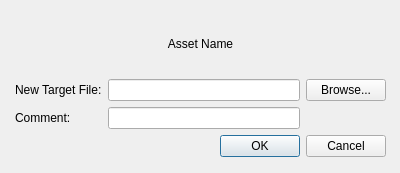
This is scripts/PipelineManagementTools/gui/updateAssetDialog.ui in jw0z96/PipelineManagementTools as Qt 5 draws it before an edit. The edited form follows.
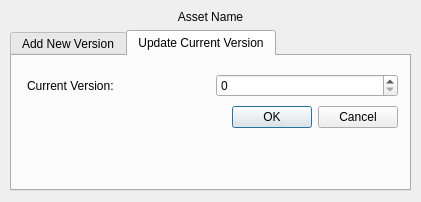
This is the edited form.

Diff of the .ui file:
```diff
--- a/scripts/PipelineManagementTools/gui/updateAssetDialog.ui
+++ b/scripts/PipelineManagementTools/gui/updateAssetDialog.ui
@@ -6,26 +6,23 @@
    <rect>
     <x>0</x>
     <y>0</y>
-    <width>400</width>
-    <height>173</height>
+    <width>421</width>
+    <height>202</height>
    </rect>
   </property>
   <property name="windowTitle">
    <string>Form</string>
   </property>
-  <widget class="QWidget" name="verticalLayoutWidget">
+  <widget class="QWidget" name="verticalLayoutWidget_3">
    <property name="geometry">
     <rect>
      <x>10</x>
      <y>10</y>
-     <width>381</width>
-     <height>152</height>
+     <width>401</width>
+     <height>181</height>
     </rect>
    </property>
-   <layout class="QVBoxLayout" name="verticalLayout">
-    <property name="margin">
-     <number>5</number>
-    </property>
+   <layout class="QVBoxLayout" name="verticalLayout_3">
     <item>
      <widget class="QLabel" name="assetNameLabel">
       <property name="text">
@@ -40,6 +37,37 @@
      </widget>
     </item>
     <item>
+     <widget class="QTabWidget" name="tabWidget">
+      <property name="currentIndex">
+       <number>1</number>
+      </property>
+      <widget class="QWidget" name="tab">
+       <attribute name="title">
+        <string>Add New Version</string>
+       </attribute>
+       <widget class="QWidget" name="verticalLayoutWidget">
+        <property name="geometry">
+         <rect>
+          <x>10</x>
+          <y>10</y>
+          <width>381</width>
+          <height>101</height>
+         </rect>
+        </property>
+        <layout class="QVBoxLayout" name="verticalLayout">
+         <property name="leftMargin">
+          <number>5</number>
+         </property>
+         <property name="topMargin">
+          <number>5</number>
+         </property>
+         <property name="rightMargin">
+          <number>5</number>
+         </property>
+         <property name="bottomMargin">
+          <number>5</number>
+         </property>
+         <item>
      <layout class="QGridLayout" name="gridLayout">
       <item row="0" column="0">
        <widget class="QLabel" name="filePathLabel">
@@ -84,6 +112,67 @@
       <property name="standardButtons">
        <set>QDialogButtonBox::Cancel|QDialogButtonBox::Ok</set>
       </property>
+          </widget>
+         </item>
+        </layout>
+       </widget>
+      </widget>
+      <widget class="QWidget" name="tab_2">
+       <attribute name="title">
+        <string>Update Current Version</string>
+       </attribute>
+       <widget class="QWidget" name="verticalLayoutWidget_2">
+        <property name="geometry">
+         <rect>
+          <x>10</x>
+          <y>10</y>
+          <width>381</width>
+          <height>71</height>
+         </rect>
+        </property>
+        <layout class="QVBoxLayout" name="verticalLayout_2">
+         <property name="leftMargin">
+          <number>5</number>
+         </property>
+         <property name="topMargin">
+          <number>5</number>
+         </property>
+         <property name="rightMargin">
+          <number>5</number>
+         </property>
+         <property name="bottomMargin">
+          <number>5</number>
+         </property>
+         <item>
+          <layout class="QGridLayout" name="gridLayout_2">
+           <item row="0" column="0">
+            <widget class="QLabel" name="currentVersionLabel">
+             <property name="text">
+              <string>Current Version:</string>
+             </property>
+             <property name="margin">
+              <number>5</number>
+             </property>
+            </widget>
+           </item>
+           <item row="0" column="1">
+            <widget class="QSpinBox" name="currentVersionSpinBox"/>
+           </item>
+          </layout>
+         </item>
+         <item>
+          <widget class="QDialogButtonBox" name="versionDialogButtonBox">
+           <property name="orientation">
+            <enum>Qt::Horizontal</enum>
+           </property>
+           <property name="standardButtons">
+            <set>QDialogButtonBox::Cancel|QDialogButtonBox::Ok</set>
+           </property>
+          </widget>
+         </item>
+        </layout>
+       </widget>
+      </widget>
      </widget>
     </item>
    </layout>
```
Lines whose indentation alone changed are shown as unchanged.
